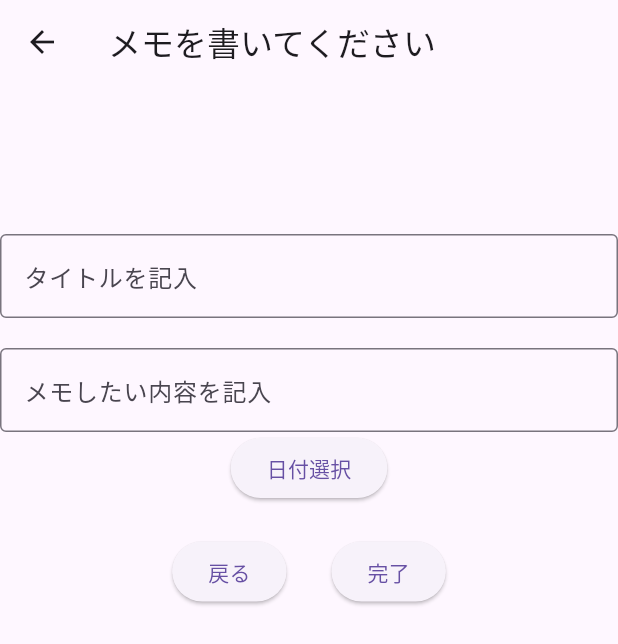
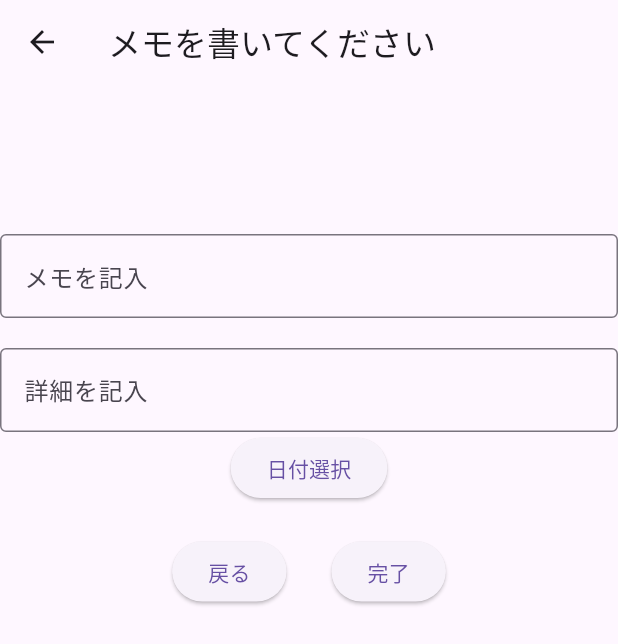
Before and after one commit to YuraMeruto/push_on_notification-main, a Flutter app: the MemoInputPage screen opened by its route, after a tap on "完了", after a tap on the "add" icon, on a phone screen of 412 x 824 dp. Shown: the top 644 px of the screen. Run offline on Flutter 3.47's test engine with Material 3 defaults, Android fonts, the light colour scheme and no system bars; our stand-ins replace flutter_hooks, flutter_local_notifications, permission_handler, sqflite, timezone; missing offline and left inert: workmanager; accounts and stored records are empty.

Commit message:
フィードバックの仕様を追加

```diff
--- a/lib/home.dart
+++ b/lib/home.dart
@@ -24,12 +24,15 @@ class _Home extends State<Home> {
   @override
   void initState() {
     super.initState();
-    // Timezoneの初期化
   }
 
   @override
   Widget build(BuildContext context) {
     return Scaffold(
+      appBar: AppBar(
+        title: Center(child: Text('メモ')),
+        automaticallyImplyLeading: false,
+      ),
       body: Center(
         child: FutureBuilder<List<RemaindModel>>(
           future: repository.getModelList(), // 非同期関数を指定
@@ -76,13 +79,22 @@ class _Home extends State<Home> {
                                           MemoInputPage(sortList[index])));
                             },
                             child: Card(
+                              color: (sortList[index].remindTime != null &&
+                                      sortList[index]
+                                          .remindTime!
+                                          .isBefore(DateTime.now()))
+                                  ? Colors.grey
+                                  : Colors.white,
                               child: Column(
                                 children: [
                                   Container(
                                     alignment: Alignment.centerLeft,
                                     child: sortList[index].is_remind == 1
-                                        ? Text(format.format(
-                                            sortList[index].remindTime!))
+                                        ? Padding(
+                                            padding: EdgeInsets.only(
+                                                left: 8, top: 8),
+                                            child: Text(format.format(
+                                                sortList[index].remindTime!)))
                                         : Text(""),
                                   ),
                                   Container(
@@ -91,6 +103,8 @@ class _Home extends State<Home> {
                                   ),
                                   Divider(),
                                   Container(
+                                    padding:
+                                        EdgeInsets.only(left: 8, bottom: 8),
                                     alignment: Alignment.centerLeft,
                                     child: Text(sortList[index].memo),
                                   ),
--- a/lib/memo_input_page.dart
+++ b/lib/memo_input_page.dart
@@ -84,7 +84,7 @@ class _MemoInputPage extends State<MemoInputPage>
                 TextField(
                   controller: _titleController,
                   decoration: InputDecoration(
-                    labelText: 'タイトルを記入',
+                    labelText: 'メモを記入',
                     border: OutlineInputBorder(),
                   ),
                   onChanged: (value) {
@@ -98,7 +98,7 @@ class _MemoInputPage extends State<MemoInputPage>
                   controller: _memoController,
                   maxLines: null,
                   decoration: InputDecoration(
-                    labelText: 'メモしたい内容を記入',
+                    labelText: '詳細を記入　',
                     border: OutlineInputBorder(),
                   ),
                   onChanged: (value) {
@@ -142,9 +142,23 @@ class _MemoInputPage extends State<MemoInputPage>
                   },
                   child: const Text('日付選択'),
                 ),
-                model.remindTime == null
-                    ? Text("")
-                    : Text("設定した日付  " + format.format(model.remindTime!)),
+                Row(
+                  mainAxisAlignment: MainAxisAlignment.spaceEvenly,
+                  children: [
+                    model.remindTime == null
+                        ? Text("")
+                        : Text("設定した日付  " + format.format(model.remindTime!)),
+                    model.remindTime == null
+                        ? Container()
+                        : ElevatedButton(
+                            onPressed: () async {
+                              setState(() {
+                                model.remindTime = null;
+                              });
+                            },
+                            child: Text('クリア')),
+                  ],
+                ),
                 Row(
                   mainAxisAlignment: MainAxisAlignment.center,
                   children: [
@@ -168,8 +182,11 @@ class _MemoInputPage extends State<MemoInputPage>
                           } else {
                             repository.update(model);
                           }
-                          print(model.remindTime);
                           if (model.remindTime != null) {
+                            if (model.memo.isEmpty) {
+                              model.memo = " ";
+                            }
+
                             await showNotification(model);
                           }
                           Navigator.of(context).pushReplacementNamed("/home");
@@ -231,7 +248,6 @@ class _MemoInputPage extends State<MemoInputPage>
       uiLocalNotificationDateInterpretation:
           UILocalNotificationDateInterpretation.wallClockTime,
     );
-
     print("バックグラウンド通知がスケジュールされました");
   }
 }
--- a/pubspec.yaml
+++ b/pubspec.yaml
@@ -43,6 +43,8 @@ dependencies:
   timezone: ^0.9.4
   permission_handler: ^11.3.1
   workmanager: ^0.5.2
+  flutter_localizations:
+    sdk: flutter
 
 
 dev_dependencies:
```
Also changed, not shown: lib/main.dart (+12 -0 lines), 7 other files.
